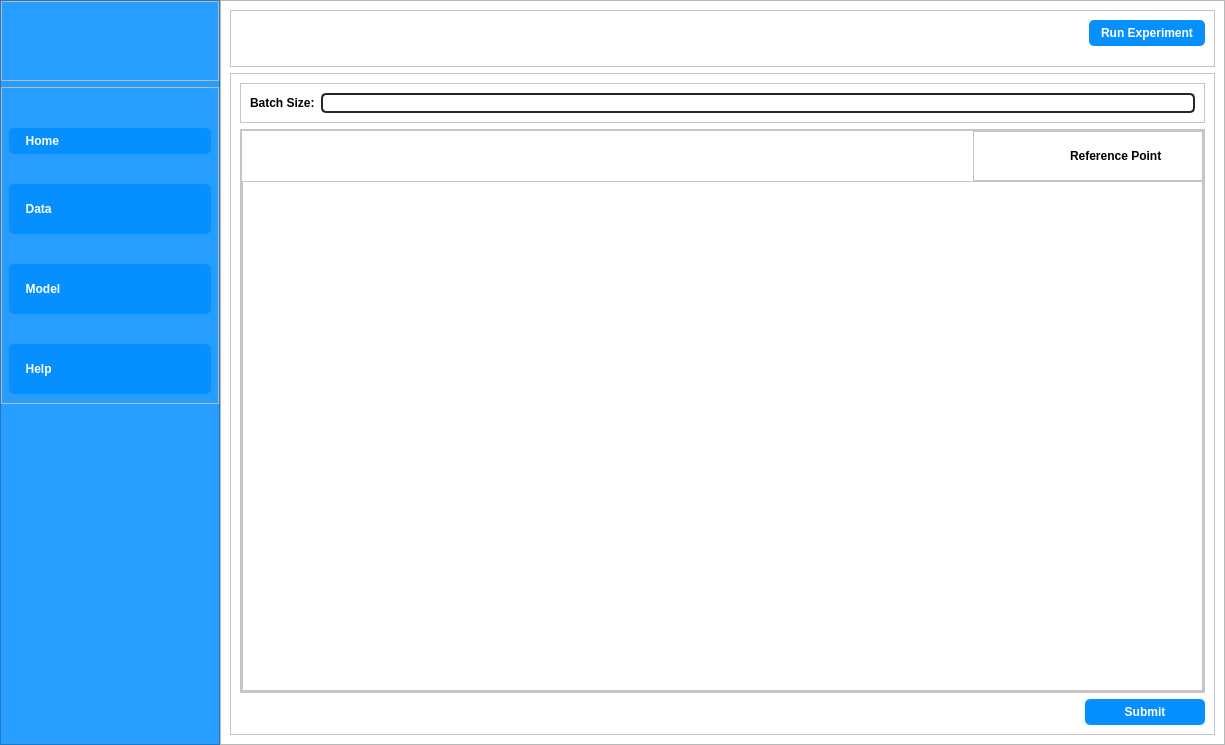
The window that main.ui (ali7haider/Active-Learning-Platform_PyQT5_Desktop_App) describes before a commit, drawn with Qt 5.
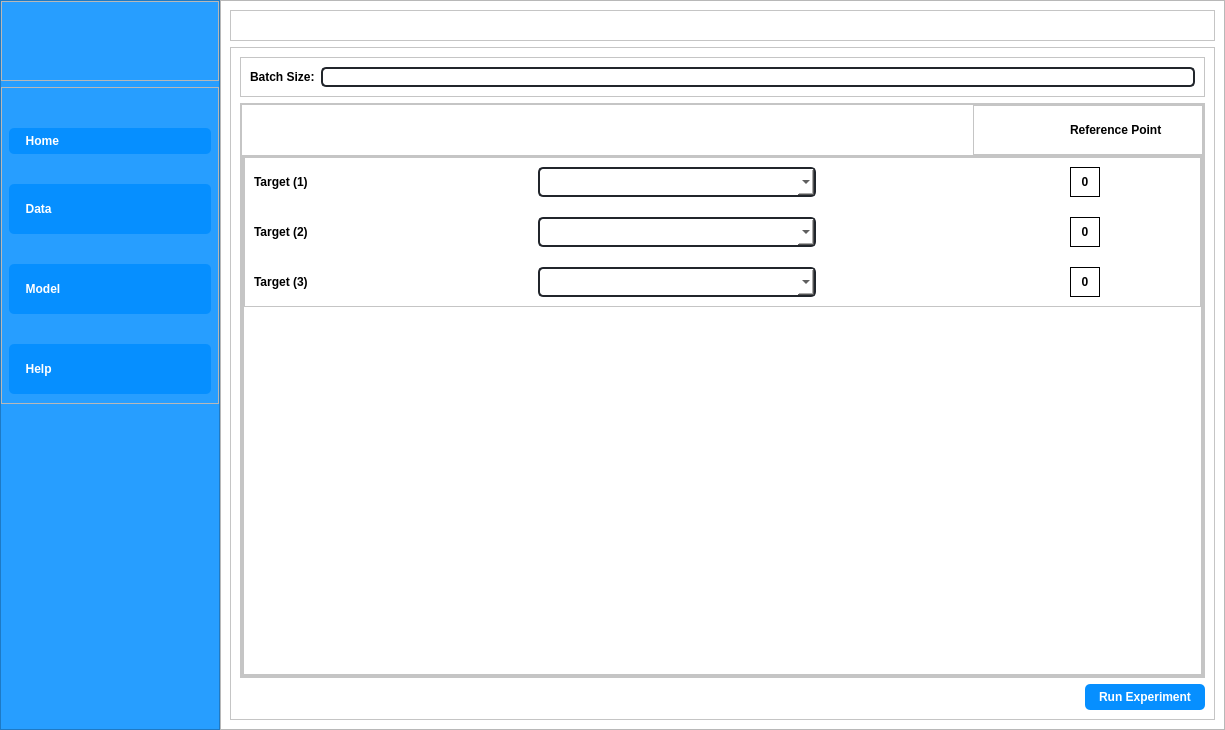
The same window after the commit. The open tabs and pages were chosen to show the change. Icons and pictures are not drawn.

Commit message: Add multi-objective optimization handling and target visibility updates

```diff
--- a/main.ui
+++ b/main.ui
@@ -7,7 +7,7 @@
     <x>0</x>
     <y>0</y>
     <width>1225</width>
-    <height>745</height>
+    <height>730</height>
    </rect>
   </property>
   <property name="windowTitle">
@@ -3217,27 +3217,6 @@
                  <property name="bottomMargin">
                   <number>20</number>
                  </property>
-                 <item alignment="Qt::AlignRight">
-                  <widget class="QPushButton" name="btnRunExperiment_2">
-                   <property name="cursor">
-                    <cursorShape>PointingHandCursor</cursorShape>
-                   </property>
-                   <property name="styleSheet">
-                    <string notr="true">QPushButton {
-    color: white;                      /* Text color */
-    padding: 6px 12px;                 /* Padding inside button */
-    font-weight: bold;                 /* Bold text */
-	background-color:#068fff;
-	font:  12pt &quot;Calibri&quot;;
-	border-radius:5px;
-
-}</string>
-                   </property>
-                   <property name="text">
-                    <string>Run Experiment</string>
-                   </property>
-                  </widget>
-                 </item>
                 </layout>
                </widget>
               </item>
@@ -3306,7 +3285,7 @@
                       <x>0</x>
                       <y>0</y>
                       <width>955</width>
-                      <height>517</height>
+                      <height>538</height>
                      </rect>
                     </property>
                     <layout class="QVBoxLayout" name="verticalLayout_57">
@@ -3398,7 +3377,149 @@
                           <property name="frameShadow">
                            <enum>QFrame::Raised</enum>
                           </property>
-                          <layout class="QVBoxLayout" name="verticalLayout_59"/>
+                          <layout class="QVBoxLayout" name="verticalLayout_59">
+                           <property name="leftMargin">
+                            <number>0</number>
+                           </property>
+                           <property name="topMargin">
+                            <number>0</number>
+                           </property>
+                           <property name="rightMargin">
+                            <number>0</number>
+                           </property>
+                           <property name="bottomMargin">
+                            <number>0</number>
+                           </property>
+                           <item>
+                            <widget class="QFrame" name="frame_60">
+                             <property name="frameShape">
+                              <enum>QFrame::StyledPanel</enum>
+                             </property>
+                             <property name="frameShadow">
+                              <enum>QFrame::Raised</enum>
+                             </property>
+                             <layout class="QVBoxLayout" name="verticalLayout_67">
+                              <property name="leftMargin">
+                               <number>0</number>
+                              </property>
+                              <property name="topMargin">
+                               <number>0</number>
+                              </property>
+                              <property name="rightMargin">
+                               <number>0</number>
+                              </property>
+                              <property name="bottomMargin">
+                               <number>0</number>
+                              </property>
+                              <item alignment="Qt::AlignTop">
+                               <widget class="QFrame" name="frame_61">
+                                <property name="frameShape">
+                                 <enum>QFrame::StyledPanel</enum>
+                                </property>
+                                <property name="frameShadow">
+                                 <enum>QFrame::Raised</enum>
+                                </property>
+                                <layout class="QGridLayout" name="gridLayout_7">
+                                 <property name="rightMargin">
+                                  <number>100</number>
+                                 </property>
+                                 <property name="verticalSpacing">
+                                  <number>20</number>
+                                 </property>
+                                 <item row="0" column="3" alignment="Qt::AlignRight">
+                                  <widget class="QLabel" name="lblReference1">
+                                   <property name="minimumSize">
+                                    <size>
+                                     <width>30</width>
+                                     <height>0</height>
+                                    </size>
+                                   </property>
+                                   <property name="styleSheet">
+                                    <string notr="true">border:1px solid black;</string>
+                                   </property>
+                                   <property name="text">
+                                    <string>0</string>
+                                   </property>
+                                   <property name="alignment">
+                                    <set>Qt::AlignCenter</set>
+                                   </property>
+                                  </widget>
+                                 </item>
+                                 <item row="0" column="2">
+                                  <widget class="QComboBox" name="cmbxTarget1"/>
+                                 </item>
+                                 <item row="1" column="3" alignment="Qt::AlignRight">
+                                  <widget class="QLabel" name="lblReference2">
+                                   <property name="minimumSize">
+                                    <size>
+                                     <width>30</width>
+                                     <height>0</height>
+                                    </size>
+                                   </property>
+                                   <property name="styleSheet">
+                                    <string notr="true">border:1px solid black;</string>
+                                   </property>
+                                   <property name="text">
+                                    <string>0</string>
+                                   </property>
+                                   <property name="alignment">
+                                    <set>Qt::AlignCenter</set>
+                                   </property>
+                                  </widget>
+                                 </item>
+                                 <item row="0" column="1">
+                                  <widget class="QLabel" name="lblTarget1">
+                                   <property name="text">
+                                    <string>Target (1)</string>
+                                   </property>
+                                  </widget>
+                                 </item>
+                                 <item row="1" column="1">
+                                  <widget class="QLabel" name="lblTarget2">
+                                   <property name="text">
+                                    <string>Target (2)</string>
+                                   </property>
+                                  </widget>
+                                 </item>
+                                 <item row="1" column="2">
+                                  <widget class="QComboBox" name="cmbxTarget2"/>
+                                 </item>
+                                 <item row="2" column="3" alignment="Qt::AlignRight">
+                                  <widget class="QLabel" name="lblReference3">
+                                   <property name="minimumSize">
+                                    <size>
+                                     <width>30</width>
+                                     <height>0</height>
+                                    </size>
+                                   </property>
+                                   <property name="styleSheet">
+                                    <string notr="true">border:1px solid black;</string>
+                                   </property>
+                                   <property name="text">
+                                    <string>0</string>
+                                   </property>
+                                   <property name="alignment">
+                                    <set>Qt::AlignCenter</set>
+                                   </property>
+                                  </widget>
+                                 </item>
+                                 <item row="2" column="2">
+                                  <widget class="QComboBox" name="cmbxTarget3"/>
+                                 </item>
+                                 <item row="2" column="1">
+                                  <widget class="QLabel" name="lblTarget3">
+                                   <property name="text">
+                                    <string>Target (3)</string>
+                                   </property>
+                                  </widget>
+                                 </item>
+                                </layout>
+                               </widget>
+                              </item>
+                             </layout>
+                            </widget>
+                           </item>
+                          </layout>
                          </widget>
                         </item>
                        </layout>
@@ -3431,7 +3552,7 @@
 }</string>
                    </property>
                    <property name="text">
-                    <string>Submit</string>
+                    <string>Run Experiment</string>
                    </property>
                   </widget>
                  </item>
```
Left out of the diff: 12 changed lines with no effect on the pictures. The commit also changes 1 other file.
